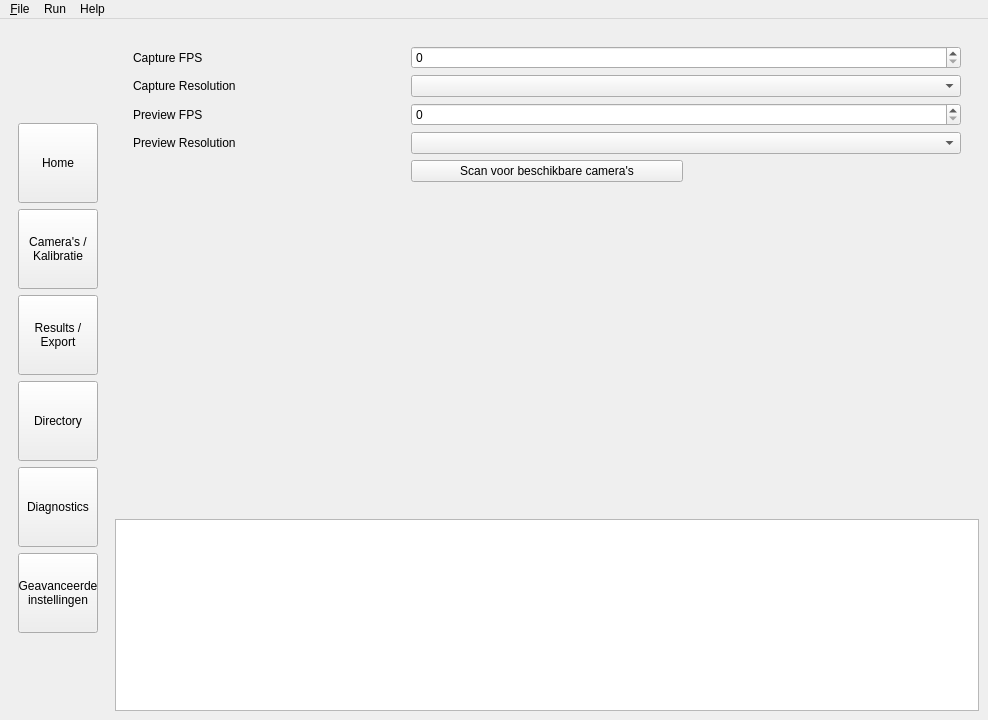
First picture: the form in Calibratie Programma/calibration_app/ui/guiDesigner/GUI.ui, repository MaxUntersalmberger/PhysioMotionTracker, before the edit.
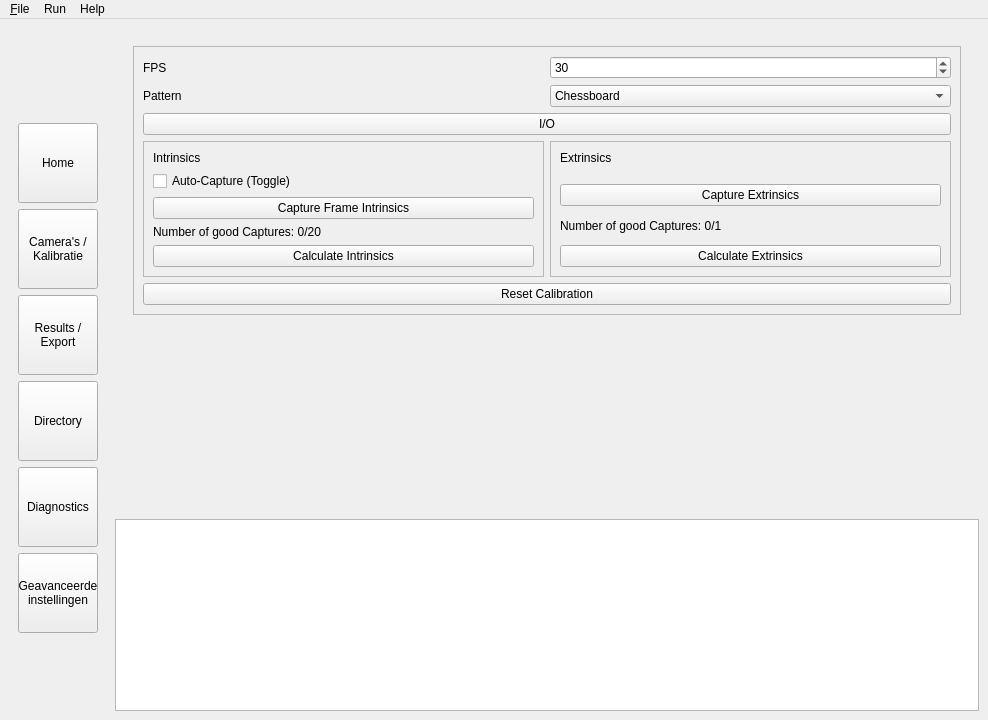
Second picture: the form after the edit. Icons and pictures are not drawn.

Commit message: Gui opnieuw erin gezet

```diff
--- a/Calibratie Programma/calibration_app/ui/guiDesigner/GUI.ui
+++ b/Calibratie Programma/calibration_app/ui/guiDesigner/GUI.ui
@@ -144,47 +144,185 @@
          </widget>
          <widget class="QWidget" name="page_cameras">
           <layout class="QGridLayout" name="gridLayout_3">
-           <item row="3" column="0">
-            <widget class="QLabel" name="lab_">
-             <property name="text">
-              <string>Preview Resolution</string>
+           <item row="0" column="0" colspan="2">
+            <widget class="QFrame" name="frame">
+             <property name="sizePolicy">
+              <sizepolicy hsizetype="Preferred" vsizetype="Maximum">
+               <horstretch>0</horstretch>
+               <verstretch>0</verstretch>
+              </sizepolicy>
              </property>
-            </widget>
-           </item>
-           <item row="1" column="1" colspan="2">
-            <widget class="QComboBox" name="combo_cap_res"/>
-           </item>
-           <item row="0" column="1" colspan="2">
-            <widget class="QSpinBox" name="spin_cap_fps"/>
-           </item>
-           <item row="2" column="0">
-            <widget class="QLabel" name="lab_pre_fps">
-             <property name="text">
-              <string>Preview FPS</string>
+             <property name="frameShape">
+              <enum>QFrame::StyledPanel</enum>
              </property>
-            </widget>
-           </item>
-           <item row="0" column="0">
-            <widget class="QLabel" name="lab_cap_fps">
-             <property name="text">
-              <string>Capture FPS</string>
+             <property name="frameShadow">
+              <enum>QFrame::Raised</enum>
              </property>
+             <layout class="QGridLayout" name="gridLayout_9">
+              <item row="4" column="0" rowspan="2">
+               <widget class="QFrame" name="frame_2">
+                <property name="sizePolicy">
+                 <sizepolicy hsizetype="Preferred" vsizetype="Maximum">
+                  <horstretch>0</horstretch>
+                  <verstretch>0</verstretch>
+                 </sizepolicy>
+                </property>
+                <property name="frameShape">
+                 <enum>QFrame::StyledPanel</enum>
+                </property>
+                <property name="frameShadow">
+                 <enum>QFrame::Raised</enum>
+                </property>
+                <layout class="QGridLayout" name="gridLayout_10">
+                 <item row="0" column="0">
+                  <widget class="QLabel" name="lab_cap_intrinsics">
+                   <property name="text">
+                    <string>Intrinsics</string>
+                   </property>
+                  </widget>
+                 </item>
+                 <item row="2" column="0">
+                  <widget class="QPushButton" name="btn_cap_capture_frame_intrinsics">
+                   <property name="text">
+                    <string>Capture Frame Intrinsics</string>
+                   </property>
+                  </widget>
+                 </item>
+                 <item row="1" column="0">
+                  <widget class="QCheckBox" name="check_cap_auto_capture">
+                   <property name="text">
+                    <string>Auto-Capture (Toggle)</string>
+                   </property>
+                  </widget>
+                 </item>
+                 <item row="4" column="0">
+                  <widget class="QPushButton" name="btn_cap_calculate_intrinsics">
+                   <property name="text">
+                    <string>Calculate Intrinsics</string>
+                   </property>
+                  </widget>
+                 </item>
+                 <item row="3" column="0">
+                  <widget class="QLabel" name="lab_cap_intrinsics_number_good_captures">
+                   <property name="text">
+                    <string>Number of good Captures: 0/20</string>
+                   </property>
+                  </widget>
+                 </item>
+                </layout>
+               </widget>
+              </item>
+              <item row="0" column="1">
+               <widget class="QSpinBox" name="spin_cap_fps">
+                <property name="maximum">
+                 <number>120</number>
+                </property>
+                <property name="value">
+                 <number>30</number>
+                </property>
+               </widget>
+              </item>
+              <item row="0" column="0">
+               <widget class="QLabel" name="lab_cap_fps">
+                <property name="text">
+                 <string>FPS</string>
+                </property>
+               </widget>
+              </item>
+              <item row="4" column="1" rowspan="2">
+               <widget class="QFrame" name="frame_3">
+                <property name="sizePolicy">
+                 <sizepolicy hsizetype="Preferred" vsizetype="Preferred">
+                  <horstretch>0</horstretch>
+                  <verstretch>0</verstretch>
+                 </sizepolicy>
+                </property>
+                <property name="frameShape">
+                 <enum>QFrame::StyledPanel</enum>
+                </property>
+                <property name="frameShadow">
+                 <enum>QFrame::Raised</enum>
+                </property>
+                <layout class="QGridLayout" name="gridLayout_11">
+                 <item row="2" column="0">
+                  <widget class="QPushButton" name="btn_cap_capture_extrinsics">
+                   <property name="text">
+                    <string>Capture Extrinsics</string>
+                   </property>
+                  </widget>
+                 </item>
+                 <item row="4" column="0">
+                  <widget class="QPushButton" name="btn_cap_calculate_extrinsics">
+                   <property name="text">
+                    <string>Calculate Extrinsics</string>
+                   </property>
+                  </widget>
+                 </item>
+                 <item row="1" column="0">
+                  <widget class="QLabel" name="lab_cap_extrinsics">
+                   <property name="sizePolicy">
+                    <sizepolicy hsizetype="Preferred" vsizetype="Preferred">
+                     <horstretch>0</horstretch>
+                     <verstretch>0</verstretch>
+                    </sizepolicy>
+                   </property>
+                   <property name="text">
+                    <string>Extrinsics</string>
+                   </property>
+                   <property name="alignment">
+                    <set>Qt::AlignLeading|Qt::AlignLeft|Qt::AlignTop</set>
+                   </property>
+                  </widget>
+                 </item>
+                 <item row="3" column="0">
+                  <widget class="QLabel" name="label_2">
+                   <property name="text">
+                    <string>Number of good Captures: 0/1</string>
+                   </property>
+                  </widget>
+                 </item>
+                </layout>
+               </widget>
+              </item>
+              <item row="10" column="0" colspan="2">
+               <widget class="QPushButton" name="btn_cap_reset_calibration">
+                <property name="text">
+                 <string>Reset Calibration</string>
+                </property>
+               </widget>
+              </item>
+              <item row="1" column="0">
+               <widget class="QLabel" name="lab_cap_pattern">
+                <property name="text">
+                 <string>Pattern</string>
+                </property>
+               </widget>
+              </item>
+              <item row="1" column="1">
+               <widget class="QComboBox" name="combo_cap_pattern">
+                <item>
+                 <property name="text">
+                  <string>Chessboard</string>
+                 </property>
+                </item>
+                <item>
+                 <property name="text">
+                  <string>Charuco</string>
+                 </property>
+                </item>
+               </widget>
+              </item>
+              <item row="2" column="0" colspan="2">
+               <widget class="QPushButton" name="ptn_cap_startstop">
+                <property name="text">
+                 <string>I/O</string>
+                </property>
+               </widget>
+              </item>
+             </layout>
             </widget>
            </item>
-           <item row="2" column="1" colspan="2">
-            <widget class="QSpinBox" name="spin_pre_fps"/>
-           </item>
-           <item row="1" column="0">
-            <widget class="QLabel" name="lab_cap_res">
-             <property name="text">
-              <string>Capture Resolution</string>
-             </property>
-            </widget>
-           </item>
-           <item row="3" column="1" colspan="2">
-            <widget class="QComboBox" name="combo_res_fps"/>
-           </item>
-           <item row="5" column="0" colspan="3">
+           <item row="1" column="0" colspan="2">
             <widget class="QFrame" name="frame_cam">
              <property name="frameShape">
               <enum>QFrame::NoFrame</enum>
@@ -192,13 +330,6 @@
              <layout class="QGridLayout" name="gridLayout_6"/>
             </widget>
            </item>
-           <item row="4" column="1">
-            <widget class="QPushButton" name="search_cameras">
-             <property name="text">
-              <string>Scan voor beschikbare camera's</string>
-             </property>
-            </widget>
-           </item>
           </layout>
          </widget>
          <widget class="QWidget" name="page_results">
```
The commit also changes 4 other files.
